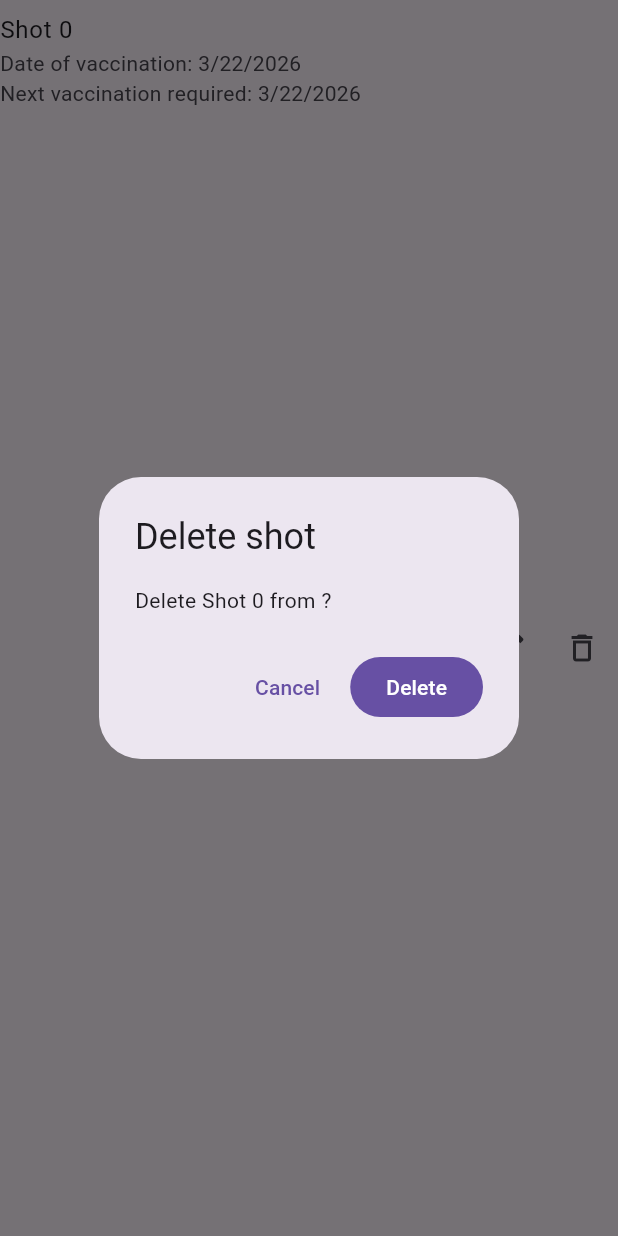
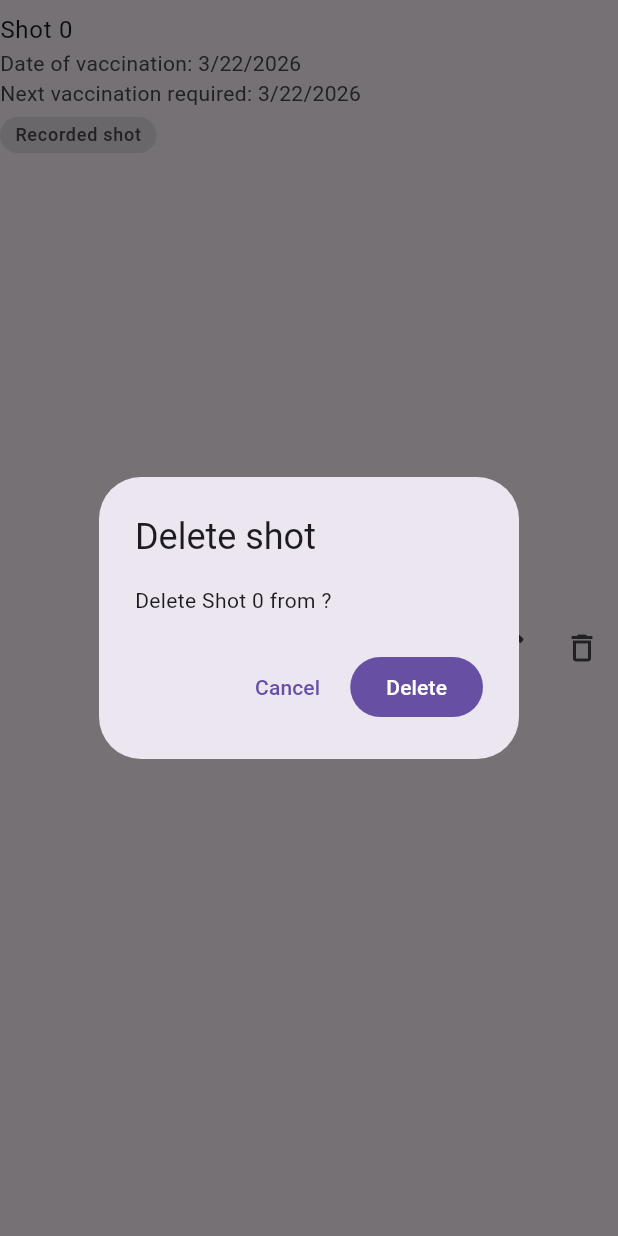
Before and after one commit to Phil5888/vaccination_manager, a Flutter app: the _VaccinationEntryTile widget shown alone on an empty page, opened directly with empty values, after a tap on the "delete outline" icon, on a phone screen of 412 x 824 dp. Run offline on Flutter 3.47's test engine with Material 3 defaults, Android fonts, the phone set to English and light mode, and no system bars; our stand-ins replace flutter_riverpod, shared_preferences, sqflite; missing offline and left inert: file_selector; accounts and stored records are empty.

Commit message:
shot status is now more clear in UI

```diff
--- a/vaccination_manager/src/lib/presentation/screens/vaccinations/vaccinations_screen.dart
+++ b/vaccination_manager/src/lib/presentation/screens/vaccinations/vaccinations_screen.dart
@@ -259,6 +259,7 @@ class _VaccinationEntryTile extends StatelessWidget {
   Widget build(BuildContext context) {
     final local = AppLocalizations.of(context)!;
     final materialLocalizations = MaterialLocalizations.of(context);
+    final isPlanned = _isPlanned(entry.vaccinationDate);
 
     return ListTile(
       contentPadding: EdgeInsets.zero,
@@ -268,6 +269,8 @@ class _VaccinationEntryTile extends StatelessWidget {
         children: [
           Text('${local.vaccinationDate}: ${materialLocalizations.formatCompactDate(entry.vaccinationDate)}'),
           Text('${local.nextVaccinationRequired}: ${materialLocalizations.formatCompactDate(entry.nextVaccinationRequiredDate)}'),
+          const SizedBox(height: 6),
+          _ShotStatusBadge(label: isPlanned ? local.plannedShot : local.recordedShot, isPlanned: isPlanned),
         ],
       ),
       trailing: Row(
@@ -289,6 +292,13 @@ class _VaccinationEntryTile extends StatelessWidget {
         ],
       ),
     );
+  }
+
+  bool _isPlanned(DateTime date) {
+    final today = DateTime.now();
+    final dateOnly = DateTime(date.year, date.month, date.day);
+    final todayOnly = DateTime(today.year, today.month, today.day);
+    return dateOnly.isAfter(todayOnly);
   }
 
   Future<void> _confirmDelete(BuildContext context, WidgetRef ref) async {
@@ -327,3 +337,23 @@ class _VaccinationEntryTile extends StatelessWidget {
     }
   }
 }
+
+class _ShotStatusBadge extends StatelessWidget {
+  const _ShotStatusBadge({required this.label, required this.isPlanned});
+
+  final String label;
+  final bool isPlanned;
+
+  @override
+  Widget build(BuildContext context) {
+    final colorScheme = Theme.of(context).colorScheme;
+    final foreground = isPlanned ? colorScheme.primary : colorScheme.onSurfaceVariant;
+    final background = isPlanned ? colorScheme.primaryContainer : colorScheme.surfaceContainerHighest;
+
+    return Container(
+      padding: const EdgeInsets.symmetric(horizontal: 10, vertical: 4),
+      decoration: BoxDecoration(color: background, borderRadius: BorderRadius.circular(999)),
+      child: Text(label, style: Theme.of(context).textTheme.labelMedium?.copyWith(color: foreground)),
+    );
+  }
+}
```
Also changed, not shown: 1 other file.
